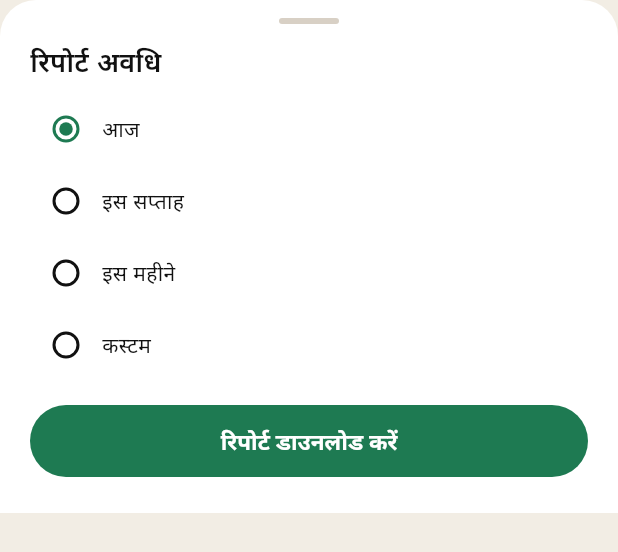
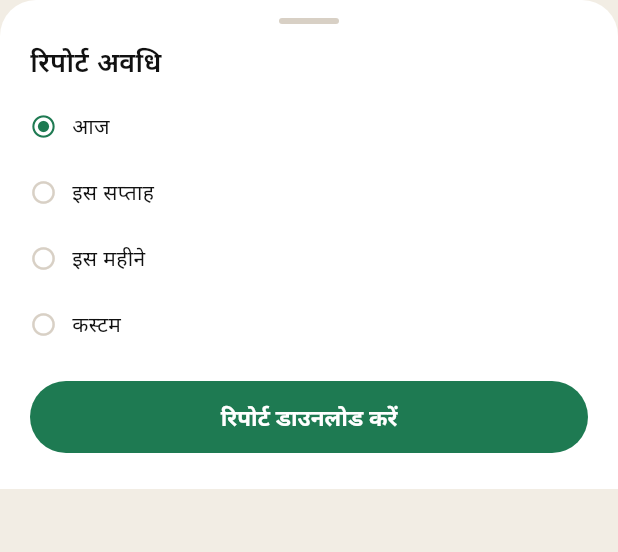
Before and after one commit to vaseey21/Vanix, a Flutter app: the _ReportPeriodSheet widget shown alone on an empty page, opened directly with empty values, on a phone screen of 412 x 824 dp. Shown: the top 552 px of the screen. Run offline on Flutter 3.47's test engine with Material 3 defaults, Android fonts, the phone set to English and light mode, and no system bars; our stand-ins replace flutter_svg, video_player; network calls fail.

Commit message:
auto: save changes

```diff
--- a/flutter_app/lib/screens/cow_profile_screen.dart
+++ b/flutter_app/lib/screens/cow_profile_screen.dart
@@ -1117,12 +1117,14 @@ class _ReportPeriodSheetState extends State<_ReportPeriodSheet> {
   }
 
   Widget _radioRow(String value, String label) {
+    final on = _period == value;
     return InkWell(
       onTap: () => setState(() => _period = value),
       child: Container(
         constraints: const BoxConstraints(minHeight: 44),
         child: Row(children: [
-          Radio<String>(value: value, groupValue: _period, activeColor: VanixColors.greenInk, onChanged: (v) => setState(() => _period = v!)),
+          Icon(on ? Icons.radio_button_checked : Icons.radio_button_unchecked, size: 18, color: on ? VanixColors.greenInk : _border),
+          const SizedBox(width: 10),
           Text(label, style: TextStyle(fontSize: 14, color: _text1)),
         ]),
       ),
```
